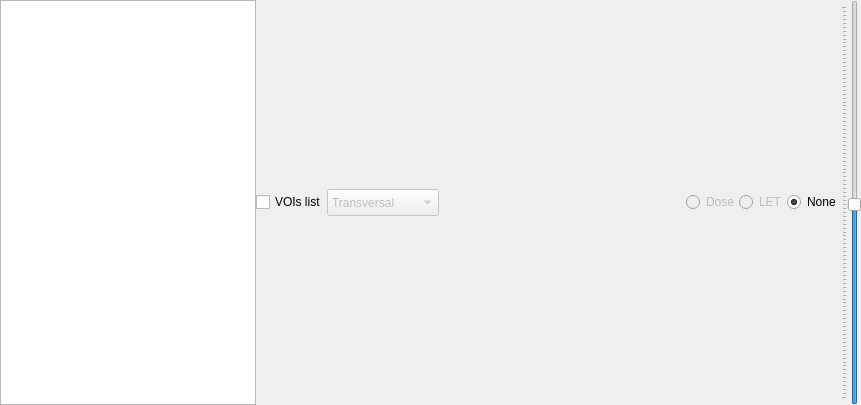
pytrip/pytripgui, file pytripgui/view/viewcanvas.ui: the form before one commit.
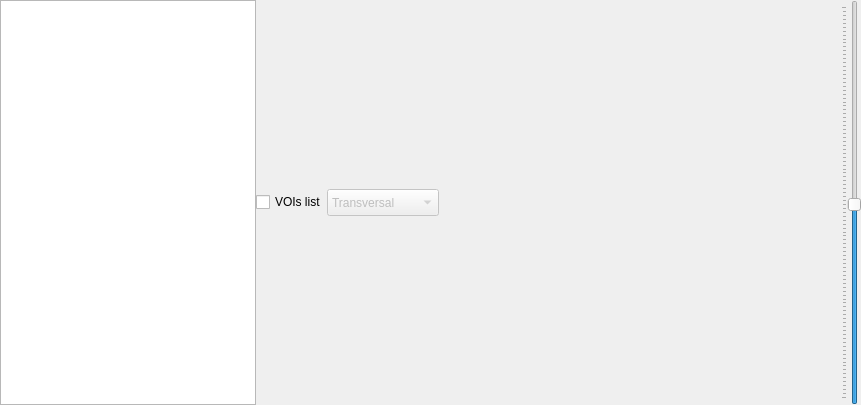
The form after the commit.

Commit message:
Removal of buttons "Dose, LET, None", being replaced by interaction with tree (#407)
* Initial commit

* Added ability to change display_filter through item tree, removed redundant display_filter buttons

* Small fixes, removed redundant code

```diff
--- a/pytripgui/view/viewcanvas.ui
+++ b/pytripgui/view/viewcanvas.ui
@@ -92,47 +92,17 @@
          <property name="orientation">
           <enum>Qt::Horizontal</enum>
          </property>
+         <property name="sizeType">
+          <enum>QSizePolicy::MinimumExpanding</enum>
+         </property>
          <property name="sizeHint" stdset="0">
           <size>
-           <width>40</width>
+           <width>100</width>
            <height>20</height>
           </size>
          </property>
         </spacer>
        </item>
-       <item>
-        <widget class="QRadioButton" name="Dose_radioButton">
-         <property name="enabled">
-          <bool>false</bool>
-         </property>
-         <property name="text">
-          <string>Dose</string>
-         </property>
-        </widget>
-       </item>
-       <item>
-        <widget class="QRadioButton" name="LET_radioButton">
-         <property name="enabled">
-          <bool>false</bool>
-         </property>
-         <property name="text">
-          <string>LET</string>
-         </property>
-        </widget>
-       </item>
-       <item>
-        <widget class="QRadioButton" name="None_radioButton">
-         <property name="enabled">
-          <bool>true</bool>
-         </property>
-         <property name="text">
-          <string>None</string>
-         </property>
-         <property name="checked">
-          <bool>true</bool>
-         </property>
-        </widget>
-       </item>
       </layout>
      </item>
      <item>
```
The commit also changes 4 other files.
